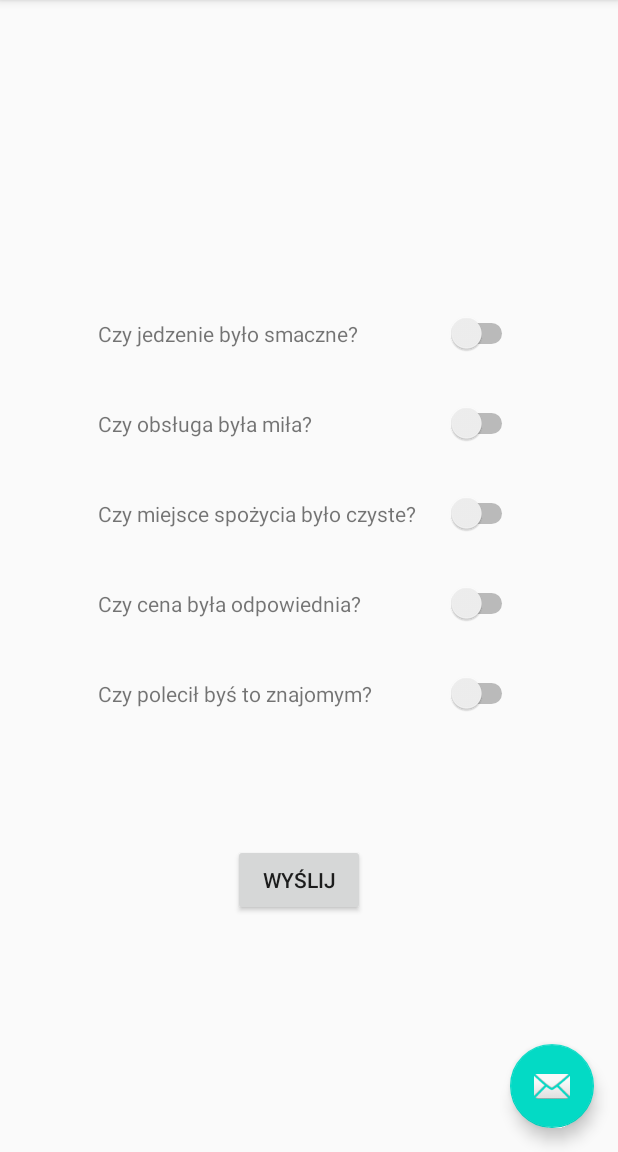
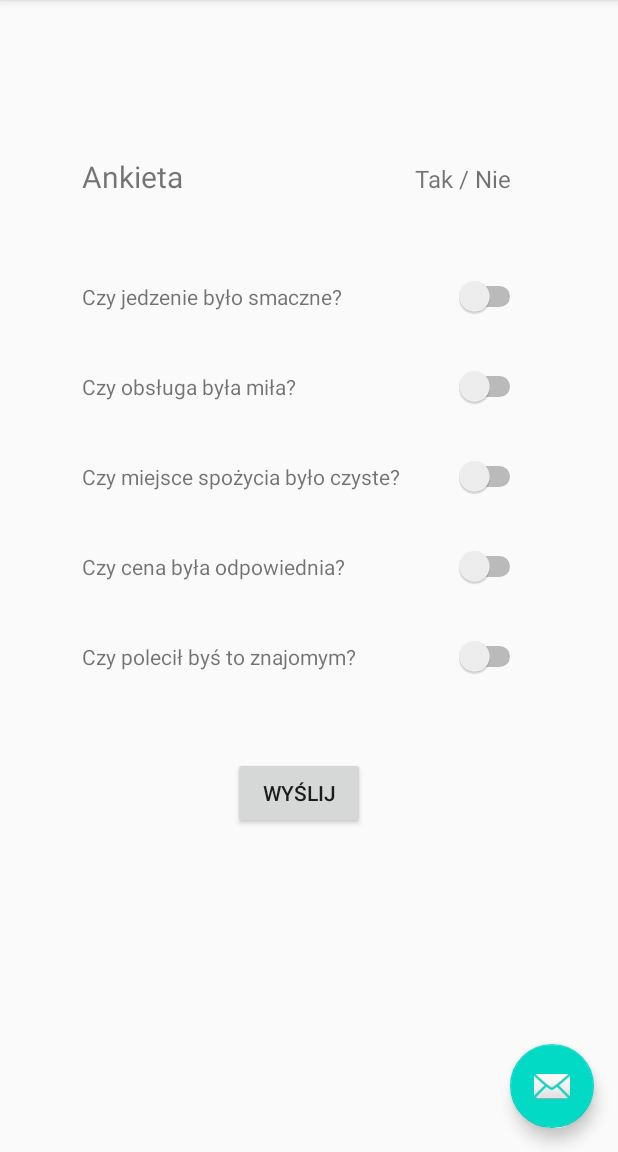
Before and after one commit to patrykcwirko/AM_Zad2, an Android app: the SecondFragment screen opened through its navigation route, on a phone screen of 412 x 824 dp, the part 84-1236 px from its top. Run offline under Robolectric (Android 15) with nearby library versions, the phone set to English and light mode, and no system bars.

Commit message:
Próba responsywności dla drugiej strony

```diff
--- a/app/src/main/res/layout/fragment_second.xml
+++ b/app/src/main/res/layout/fragment_second.xml
@@ -7,29 +7,28 @@
     tools:context=".SecondFragment">
 
     <TableLayout
-        android:layout_width="292dp"
-        android:layout_height="40dp"
-        android:layout_marginStart="60dp"
-        android:layout_marginTop="162dp"
-        android:layout_marginEnd="54dp"
-        android:layout_marginBottom="60dp"
-        app:layout_constraintBottom_toTopOf="@+id/tableLayout"
+        android:id="@+id/tableLayout"
+        android:layout_width="302dp"
+        android:layout_height="382dp"
+        android:layout_marginStart="8dp"
+        android:layout_marginTop="96dp"
+        android:layout_marginEnd="8dp"
         app:layout_constraintEnd_toEndOf="parent"
-        app:layout_constraintHorizontal_bias="1.0"
+        app:layout_constraintHorizontal_bias="0.494"
         app:layout_constraintStart_toStartOf="parent"
-        app:layout_constraintTop_toTopOf="parent"
-        app:layout_constraintVertical_bias="0.974">
+        app:layout_constraintTop_toTopOf="parent">
 
         <TableRow
             android:layout_width="match_parent"
             android:layout_height="match_parent"
-            android:layout_marginTop="8dp">
+            android:layout_marginTop="8dp"
+            android:minHeight="80dp">
 
             <TextView
                 android:id="@+id/textView12"
                 android:layout_width="wrap_content"
                 android:layout_height="wrap_content"
-                android:paddingRight="110dp"
+                android:paddingRight="100dp"
                 android:text="Ankieta"
                 android:textSize="20dp" />
 
@@ -40,22 +39,9 @@
                 android:paddingLeft="10dp"
                 android:paddingRight="10dp"
                 android:text="Tak / Nie"
-                android:textSize="20dp" />
+                android:textSize="16sp" />
 
         </TableRow>
-    </TableLayout>
-
-    <TableLayout
-        android:id="@+id/tableLayout"
-        android:layout_width="294dp"
-        android:layout_height="307dp"
-        android:layout_marginStart="8dp"
-        android:layout_marginEnd="8dp"
-        android:layout_marginBottom="252dp"
-        app:layout_constraintBottom_toBottomOf="parent"
-        app:layout_constraintEnd_toEndOf="parent"
-        app:layout_constraintHorizontal_bias="0.564"
-        app:layout_constraintStart_toStartOf="parent">
 
         <TableRow
             android:layout_width="match_parent"
@@ -132,7 +118,7 @@
 
         <TableRow
             android:layout_width="match_parent"
-            android:layout_height="wrap_content"
+            android:layout_height="match_parent"
             android:minHeight="60dp">
 
             <TextView
@@ -154,14 +140,14 @@
         android:layout_width="101dp"
         android:layout_height="105dp"
         android:layout_marginStart="60dp"
-        android:layout_marginTop="28dp"
+        android:layout_marginTop="20dp"
         android:layout_marginEnd="60dp"
         android:layout_marginBottom="100dp"
         app:layout_constraintBottom_toBottomOf="parent"
         app:layout_constraintEnd_toEndOf="parent"
         app:layout_constraintStart_toStartOf="parent"
         app:layout_constraintTop_toBottomOf="@+id/tableLayout"
-        app:layout_constraintVertical_bias="1.0">
+        app:layout_constraintVertical_bias="0.1">
 
         <TableRow
             android:layout_width="match_parent"
```
